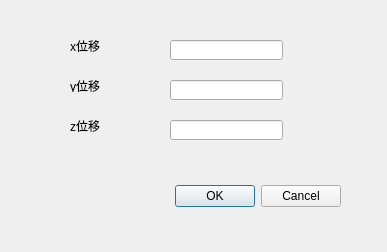
Above: initial_str.ui from onism/GTea before the change. Below: the same form after it.
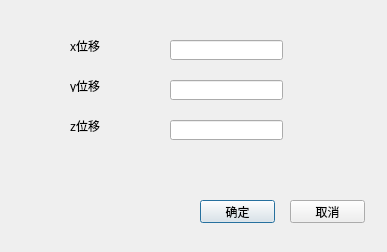
That is the form after the change.

The edit to the form file:
```diff
--- a/initial_str.ui
+++ b/initial_str.ui
@@ -13,22 +13,6 @@
   <property name="windowTitle">
    <string>initial</string>
   </property>
-  <widget class="QDialogButtonBox" name="buttonBox">
-   <property name="geometry">
-    <rect>
-     <x>140</x>
-     <y>180</y>
-     <width>201</width>
-     <height>32</height>
-    </rect>
-   </property>
-   <property name="orientation">
-    <enum>Qt::Horizontal</enum>
-   </property>
-   <property name="standardButtons">
-    <set>QDialogButtonBox::Cancel|QDialogButtonBox::Ok</set>
-   </property>
-  </widget>
   <widget class="QLabel" name="label">
    <property name="geometry">
     <rect>
@@ -98,6 +82,32 @@
     </rect>
    </property>
   </widget>
+  <widget class="QPushButton" name="pushButton">
+   <property name="geometry">
+    <rect>
+     <x>200</x>
+     <y>200</y>
+     <width>75</width>
+     <height>23</height>
+    </rect>
+   </property>
+   <property name="text">
+    <string>确定</string>
+   </property>
+  </widget>
+  <widget class="QPushButton" name="pushButton_2">
+   <property name="geometry">
+    <rect>
+     <x>290</x>
+     <y>200</y>
+     <width>75</width>
+     <height>23</height>
+    </rect>
+   </property>
+   <property name="text">
+    <string>取消</string>
+   </property>
+  </widget>
  </widget>
  <resources/>
  <connections>
```
Left out of the diff: 35 changed lines with no effect on the pictures.
